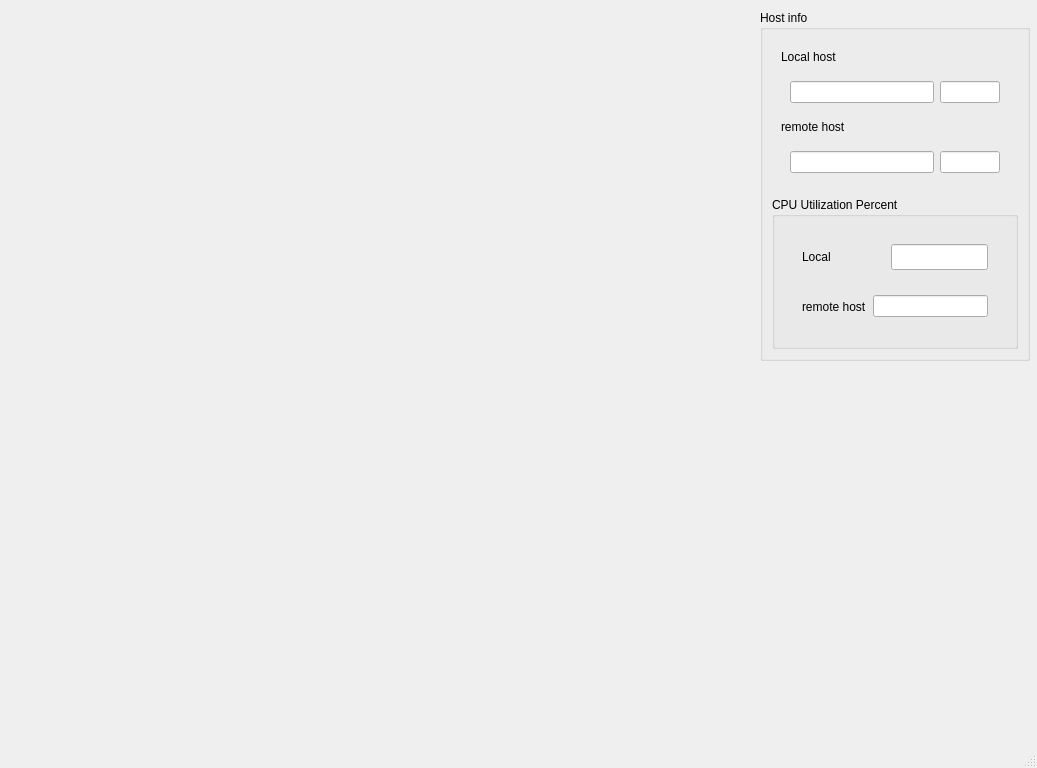
Old version of the form QTDesigns/iperf_result.ui in the repository Gorkembukel/MonitorNetworkConnectivity.
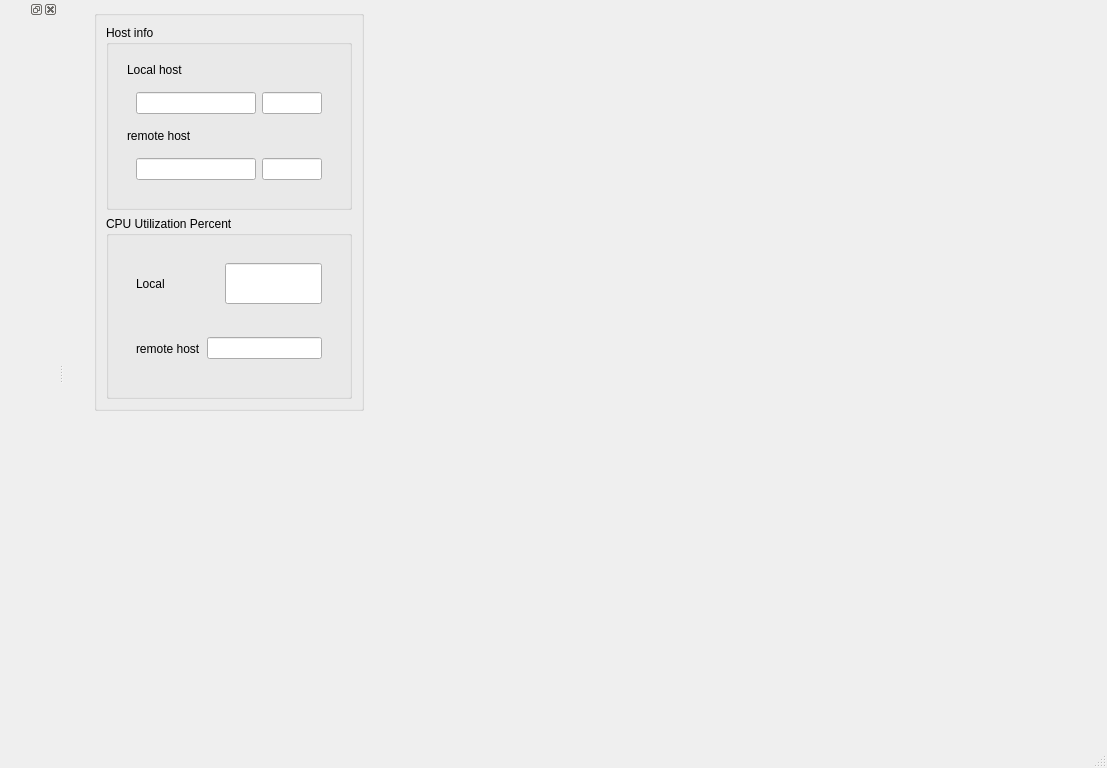
New version of the form.

Diff of the .ui file:
```diff
--- a/QTDesigns/iperf_result.ui
+++ b/QTDesigns/iperf_result.ui
@@ -6,7 +6,7 @@
    <rect>
     <x>0</x>
     <y>0</y>
-    <width>1037</width>
+    <width>1107</width>
     <height>768</height>
    </rect>
   </property>
@@ -17,17 +17,23 @@
    <widget class="QGroupBox" name="groupBox">
     <property name="geometry">
      <rect>
-      <x>760</x>
+      <x>30</x>
       <y>10</y>
       <width>270</width>
-      <height>351</height>
+      <height>401</height>
      </rect>
     </property>
     <property name="title">
-     <string>Host info</string>
+     <string/>
     </property>
     <layout class="QVBoxLayout" name="verticalLayout_5">
      <item>
+      <widget class="QGroupBox" name="groupBox_3">
+       <property name="title">
+        <string>Host info</string>
+       </property>
+       <layout class="QVBoxLayout" name="verticalLayout_6">
+        <item>
       <widget class="QWidget" name="widget_Client_info" native="true">
        <layout class="QVBoxLayout" name="verticalLayout_2">
         <item>
@@ -43,7 +49,11 @@
            <widget class="QWidget" name="widget" native="true">
             <layout class="QHBoxLayout" name="horizontalLayout">
              <item>
-              <widget class="QLineEdit" name="lineEdit"/>
+                 <widget class="QLineEdit" name="lineEdit_localip">
+                  <property name="readOnly">
+                   <bool>true</bool>
+                  </property>
+                 </widget>
              </item>
              <item>
               <widget class="QLineEdit" name="lineEdit_3">
@@ -59,6 +69,9 @@
                  <height>16777215</height>
                 </size>
                </property>
+                  <property name="readOnly">
+                   <bool>true</bool>
+                  </property>
               </widget>
              </item>
             </layout>
@@ -75,7 +88,11 @@
            <widget class="QWidget" name="widget_2" native="true">
             <layout class="QHBoxLayout" name="horizontalLayout_2">
              <item>
-              <widget class="QLineEdit" name="lineEdit_2"/>
+                 <widget class="QLineEdit" name="lineEdit_remoteip">
+                  <property name="readOnly">
+                   <bool>true</bool>
+                  </property>
+                 </widget>
              </item>
              <item>
               <widget class="QLineEdit" name="lineEdit_4">
@@ -91,12 +108,18 @@
                  <height>16777215</height>
                 </size>
                </property>
+                  <property name="readOnly">
+                   <bool>true</bool>
+                  </property>
               </widget>
              </item>
             </layout>
            </widget>
           </item>
          </layout>
+           </item>
+          </layout>
+         </widget>
         </item>
        </layout>
       </widget>
@@ -149,6 +172,9 @@
                     <height>55555</height>
                    </size>
                   </property>
+                  <property name="readOnly">
+                   <bool>true</bool>
+                  </property>
                  </widget>
                 </item>
                </layout>
@@ -165,30 +191,24 @@
                  </widget>
                 </item>
                 <item>
-                 <widget class="QLineEdit" name="lineEdit_7"/>
-                </item>
-               </layout>
-              </widget>
-             </item>
-            </layout>
-           </item>
-          </layout>
-         </widget>
-        </item>
-       </layout>
-      </widget>
-     </item>
-    </layout>
-   </widget>
-   <widget class="QWidget" name="widget_graph" native="true">
-    <property name="geometry">
-     <rect>
-      <x>0</x>
-      <y>0</y>
-      <width>761</width>
-      <height>741</height>
-     </rect>
-    </property>
+                 <widget class="QLineEdit" name="lineEdit_remotecpu">
+                  <property name="readOnly">
+                   <bool>true</bool>
+                  </property>
+                 </widget>
+                </item>
+               </layout>
+              </widget>
+             </item>
+            </layout>
+           </item>
+          </layout>
+         </widget>
+        </item>
+       </layout>
+      </widget>
+     </item>
+    </layout>
    </widget>
   </widget>
   <widget class="QMenuBar" name="menubar">
@@ -202,6 +222,18 @@
    </property>
   </widget>
   <widget class="QStatusBar" name="statusbar"/>
+  <widget class="QDockWidget" name="dockWidget">
+   <attribute name="dockWidgetArea">
+    <number>1</number>
+   </attribute>
+   <widget class="QWidget" name="dockWidgetContents">
+    <layout class="QVBoxLayout" name="verticalLayout_7">
+     <item>
+      <widget class="QWidget" name="widget_graph" native="true"/>
+     </item>
+    </layout>
+   </widget>
+  </widget>
  </widget>
  <resources/>
  <connections/>
```
Left out of the diff: 8 changed lines with no effect on the pictures. Lines whose indentation alone changed are shown as unchanged.
